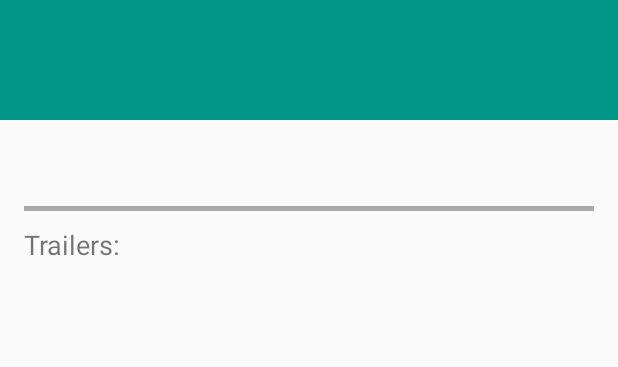
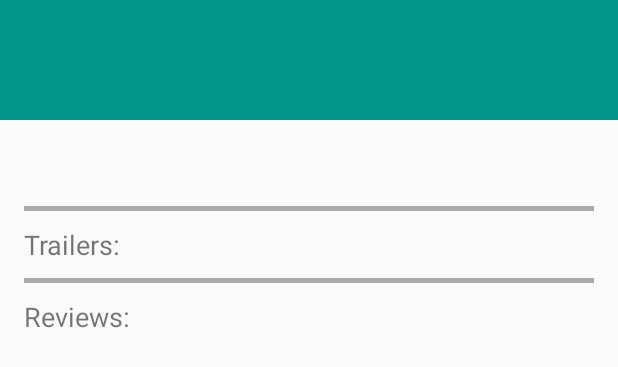
Before and after one commit to my-nguyen/PopularMovies, an Android app: the layout activity_detail.xml on its own in the app's theme, with its tools: preview values and no code run, on a phone screen of 412 x 824 dp. Shown: the top 367 px of the screen. Run offline under Robolectric (Android 15) with nearby library versions, the phone set to English and light mode, and no system bars.

Commit message:
(1) changed container view to ScrollView as per Udacity's reviewer's review (2) layouts to get ready for trailers and reviews, required in Project #2

```diff
--- a/app/src/main/res/layout/activity_detail.xml
+++ b/app/src/main/res/layout/activity_detail.xml
@@ -1,6 +1,9 @@
 <?xml version="1.0" encoding="utf-8"?>
+<ScrollView
+    xmlns:android="http://schemas.android.com/apk/res/android"
+    android:layout_width="match_parent"
+    android:layout_height="match_parent">
     <LinearLayout
-    xmlns:android="http://schemas.android.com/apk/res/android"
         android:layout_width="match_parent"
         android:layout_height="match_parent"
         android:orientation="vertical"
@@ -79,5 +82,29 @@
                     android:textSize="18dp"
                     />
             </LinearLayout>
+            <View
+                android:id="@+id/separator2"
+                android:layout_width="match_parent"
+                android:layout_height="3dp"
+                android:layout_below="@id/trailers"
+                android:background="@android:color/darker_gray"
+                android:layout_marginTop="10dp"
+                android:layout_marginBottom="10dp"
+                />
+            <LinearLayout
+                android:layout_width="match_parent"
+                android:layout_height="wrap_content"
+                android:layout_below="@id/separator2"
+                android:id="@+id/reviews"
+                android:orientation="vertical"
+                >
+                <TextView
+                    android:layout_width="match_parent"
+                    android:layout_height="wrap_content"
+                    android:text="Reviews:"
+                    android:textSize="18dp"
+                    />
+            </LinearLayout>
         </RelativeLayout>
     </LinearLayout>
+</ScrollView>
```
Lines whose indentation alone changed are shown as unchanged.
